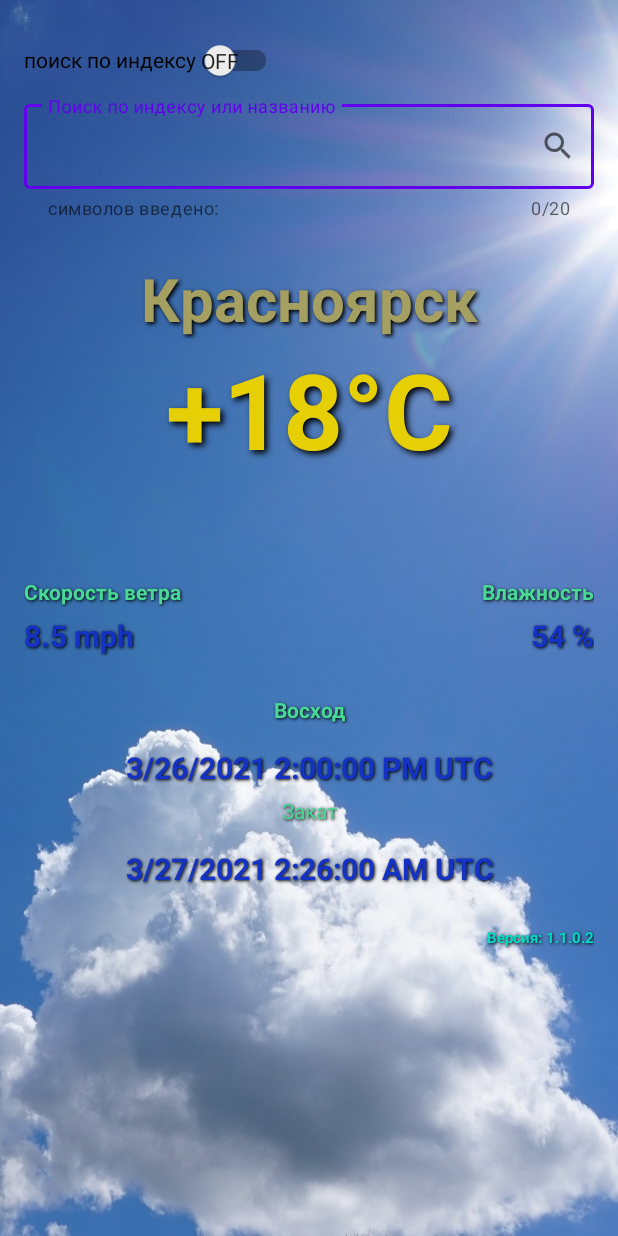
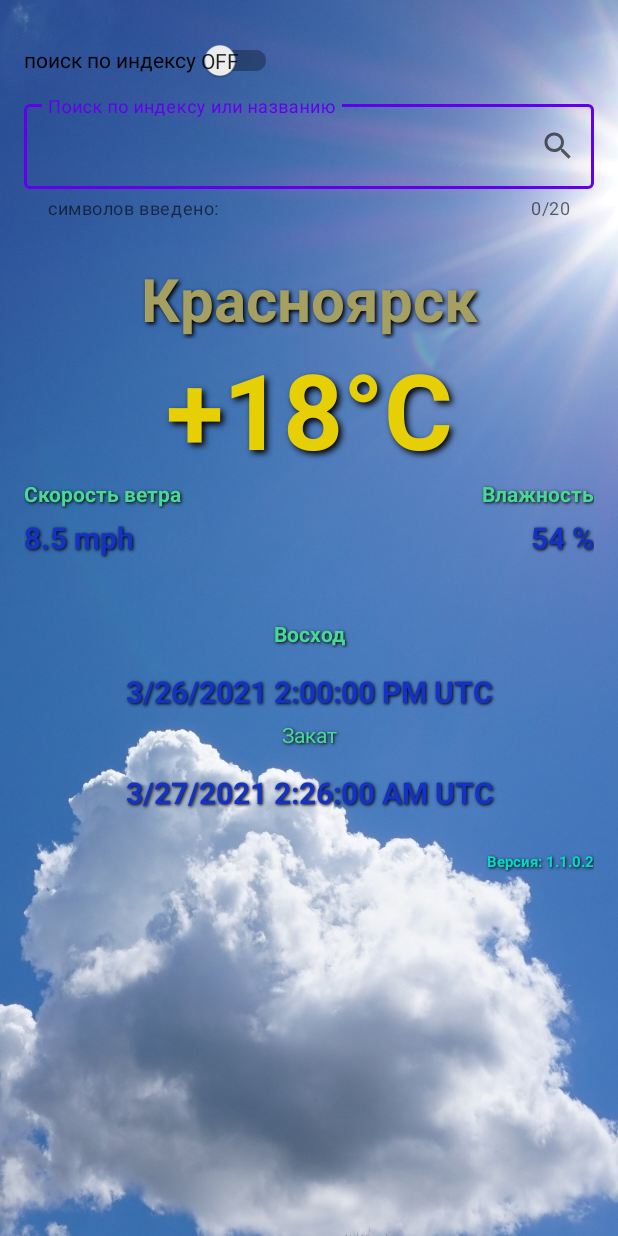
Before and after one commit to galeopsis/WeatherTestTask, an Android app: the layout weather_main_fragment.xml on its own in the app's theme, with its tools: preview values and no code run, on a phone screen of 412 x 824 dp. Run offline under Robolectric (Android 15) with nearby library versions, the phone set to English and light mode, and no system bars.

Commit message:
ver 1.1.3.47 release

```diff
--- a/app/src/main/res/layout/weather_main_fragment.xml
+++ b/app/src/main/res/layout/weather_main_fragment.xml
@@ -120,8 +120,8 @@
 
         <ImageView
             android:id="@+id/icon"
-            android:layout_width="50dp"
-            android:layout_height="50dp"
+            android:layout_width="100dp"
+            android:layout_height="100dp"
             android:contentDescription="@string/todo"
             android:gravity="center"
             app:layout_constraintEnd_toEndOf="parent"
@@ -132,7 +132,6 @@
             android:id="@+id/windSpeed"
             android:layout_width="120dp"
             android:layout_height="20dp"
-            android:layout_marginTop="@dimen/app_margin_top"
             android:shadowColor="@color/black"
             android:shadowDx="1"
             android:shadowDy="1"
@@ -140,8 +139,8 @@
             android:text="@string/wind_speed"
             android:textColor="#49D895"
             android:textStyle="bold"
-            app:layout_constraintStart_toStartOf="@id/cardViewContainer"
-            app:layout_constraintTop_toBottomOf="@id/icon" />
+            app:layout_constraintStart_toStartOf="parent"
+            app:layout_constraintTop_toBottomOf="@+id/temperature" />
 
         <TextView
             android:id="@+id/wind"
@@ -163,9 +162,8 @@
             android:id="@+id/humidity"
             android:layout_width="120dp"
             android:layout_height="20dp"
-            android:layout_marginTop="15dp"
+            android:gravity="end"
             android:shadowColor="@color/black"
-            android:gravity="end"
             android:shadowDx="1"
             android:shadowDy="1"
             android:shadowRadius="2"
@@ -173,9 +171,7 @@
             android:textColor="#49D895"
             android:textStyle="bold"
             app:layout_constraintEnd_toEndOf="parent"
-            app:layout_constraintHorizontal_bias="0.806"
-            app:ete="@+id/windSpeed"
-            app:layout_constraintTop_toBottomOf="@+id/icon" />
+            app:layout_constraintTop_toBottomOf="@+id/temperature" />
 
         <TextView
             android:id="@+id/humidityVal"
@@ -199,7 +195,7 @@
             android:id="@+id/sunrise"
             android:layout_width="match_parent"
             android:layout_height="wrap_content"
-            android:layout_marginTop="@dimen/app_margin_top"
+            android:layout_marginTop="30dp"
             android:gravity="center"
             android:shadowColor="@color/black"
             android:shadowDx="1"
@@ -274,6 +270,7 @@
             android:textColor="@color/teal_200"
             android:textSize="10sp"
             android:textStyle="bold"
+            app:layout_constraintBottom_toBottomOf="parent"
             app:layout_constraintStart_toStartOf="@id/cardViewContainer"
             app:layout_constraintTop_toBottomOf="@id/sunsetVal" />
 
```
